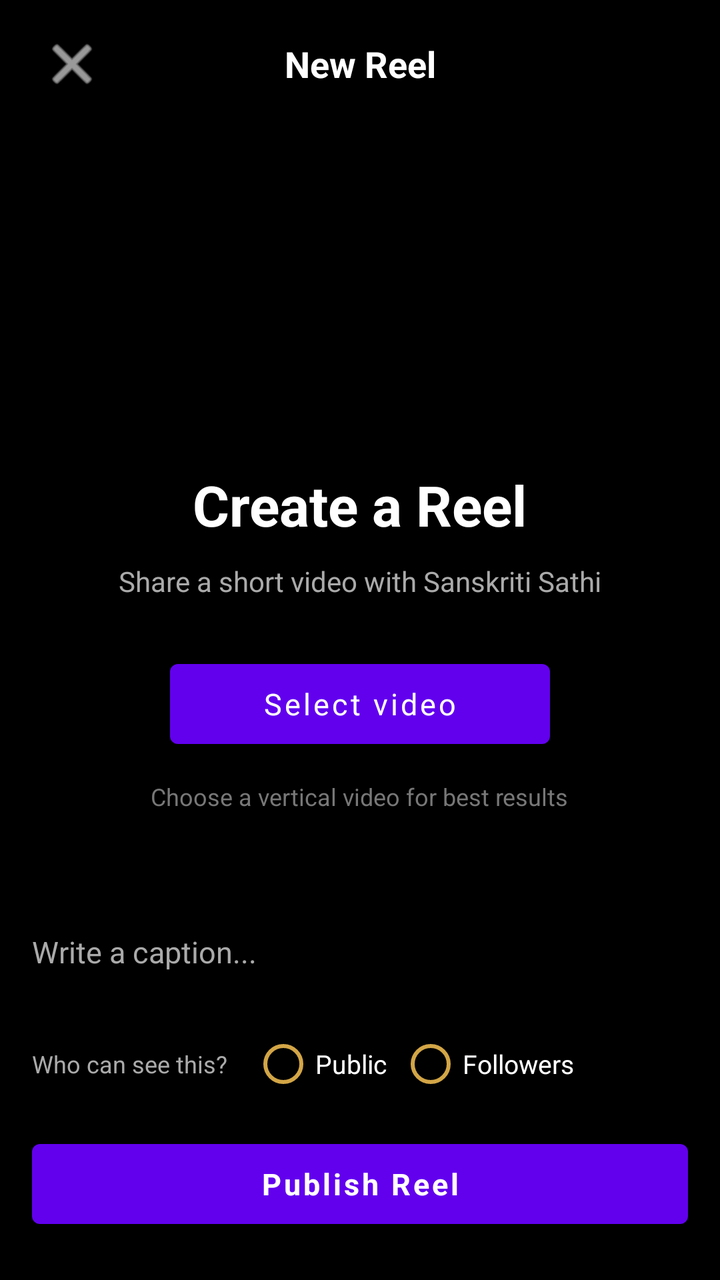
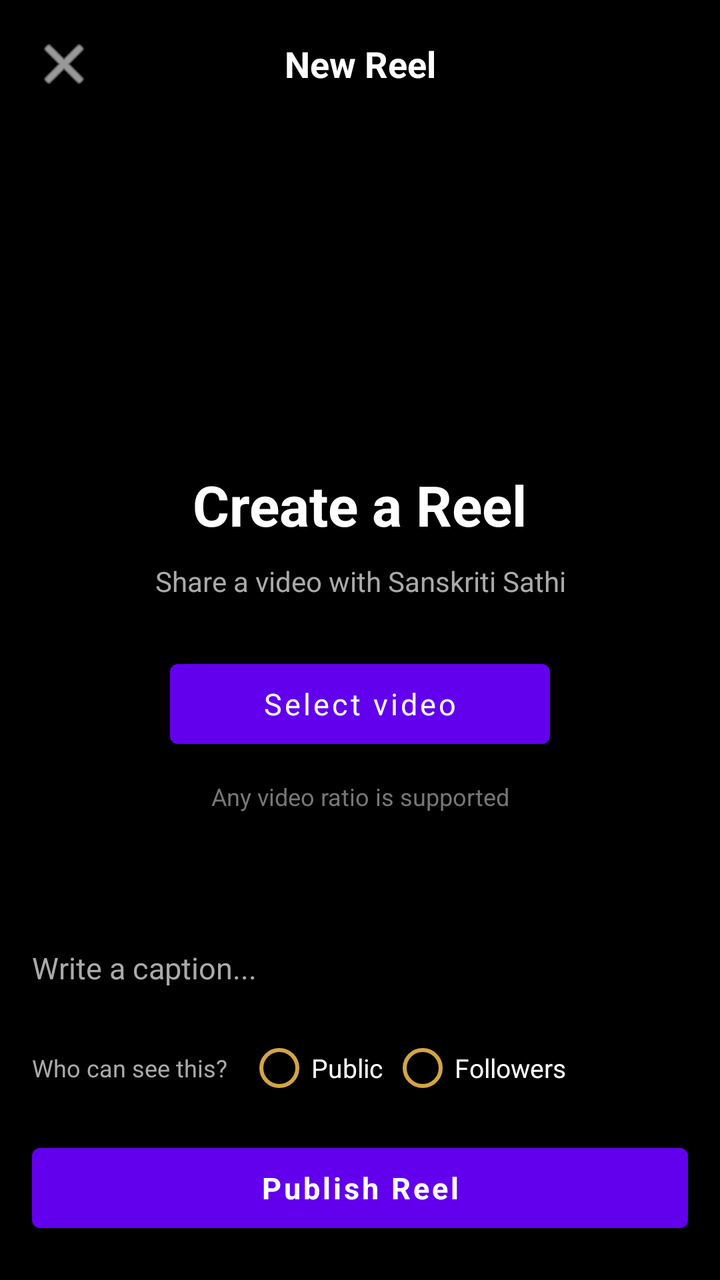

Compare the two renders of this Android layout. The source of the first and the diff that turns it into the second are given below.
<!-- AndroidManifest.xml: application theme Theme.SanskritiSathi -->
<!-- res/layout/activity_reel_upload.xml -->
<?xml version="1.0" encoding="utf-8"?>
<FrameLayout
    xmlns:android="http://schemas.android.com/apk/res/android"
    xmlns:app="http://schemas.android.com/apk/res-auto"
    android:layout_width="match_parent"
    android:layout_height="match_parent"
    android:background="#000000">

    
    
    

    <VideoView
        android:id="@+id/videoPreview"
        android:layout_width="match_parent"
        android:layout_height="match_parent"
        android:layout_gravity="center"
        android:background="#000000"
        android:visibility="gone"/>


    
    
    

    <LinearLayout
        android:id="@+id/emptyPreview"
        android:layout_width="match_parent"
        android:layout_height="match_parent"
        android:orientation="vertical"
        android:gravity="center"
        android:padding="32dp">

        <TextView
            android:layout_width="wrap_content"
            android:layout_height="wrap_content"
            android:text="Create a Reel"
            android:textColor="#FFFFFF"
            android:textSize="28sp"
            android:textStyle="bold"/>

        <TextView
            android:layout_width="wrap_content"
            android:layout_height="wrap_content"
            android:layout_marginTop="10dp"
            android:text="Share a short video with Sanskriti Sathi"
            android:textColor="#AAAAAA"
            android:textSize="14sp"/>

        <Button
            android:id="@+id/selectVideoButton"
            android:layout_width="wrap_content"
            android:layout_height="52dp"
            android:layout_marginTop="26dp"
            android:minWidth="190dp"
            android:text="Select video"
            android:textAllCaps="false"
            android:textSize="15sp"/>

        <TextView
            android:id="@+id/selectedVideoHint"
            android:layout_width="wrap_content"
            android:layout_height="wrap_content"
            android:layout_marginTop="12dp"
            android:text="Choose a vertical video for best results"
            android:textColor="#777777"
            android:textSize="12sp"/>

    </LinearLayout>


    
    
    

    <LinearLayout
        android:layout_width="match_parent"
        android:layout_height="64dp"
        android:orientation="horizontal"
        android:gravity="center_vertical"
        android:paddingStart="12dp"
        android:paddingEnd="12dp"
        android:background="#55000000">

        <ImageButton
            android:id="@+id/closeButton"
            android:layout_width="48dp"
            android:layout_height="48dp"
            android:background="@android:color/transparent"
            android:contentDescription="Close"
            android:src="@android:drawable/ic_menu_close_clear_cancel"
            android:tint="#FFFFFF"/>

        <TextView
            android:layout_width="0dp"
            android:layout_height="wrap_content"
            android:layout_weight="1"
            android:gravity="center"
            android:text="New Reel"
            android:textColor="#FFFFFF"
            android:textSize="18sp"
            android:textStyle="bold"/>

        <View
            android:layout_width="48dp"
            android:layout_height="48dp"/>

    </LinearLayout>


    
    
    

    <TextView
        android:id="@+id/videoNameText"
        android:layout_width="wrap_content"
        android:layout_height="wrap_content"
        android:layout_gravity="top|center_horizontal"
        android:layout_marginTop="72dp"
        android:background="#66000000"
        android:paddingStart="14dp"
        android:paddingTop="7dp"
        android:paddingEnd="14dp"
        android:paddingBottom="7dp"
        android:text="Video selected ✓"
        android:textColor="#FFFFFF"
        android:textSize="12sp"
        android:visibility="gone"/>


    
    
    

    <LinearLayout
        android:id="@+id/bottomPanel"
        android:layout_width="match_parent"
        android:layout_height="wrap_content"
        android:layout_gravity="bottom"
        android:orientation="vertical"
        android:paddingStart="16dp"
        android:paddingTop="20dp"
        android:paddingEnd="16dp"
        android:paddingBottom="22dp"
        android:background="#DD000000">

        

        <EditText
            android:id="@+id/captionInput"
            android:layout_width="match_parent"
            android:layout_height="52dp"
            android:background="@android:color/transparent"
            android:hint="Write a caption..."
            android:inputType="textCapSentences|textMultiLine"
            android:maxLength="1000"
            android:maxLines="3"
            android:padding="0dp"
            android:textColor="#FFFFFF"
            android:textColorHint="#AAAAAA"
            android:textSize="15sp"/>


        

        <LinearLayout
            android:layout_width="match_parent"
            android:layout_height="48dp"
            android:layout_marginTop="6dp"
            android:orientation="horizontal"
            android:gravity="center_vertical">

            <TextView
                android:layout_width="wrap_content"
                android:layout_height="wrap_content"
                android:text="Who can see this?"
                android:textColor="#AAAAAA"
                android:textSize="12sp"/>

            <RadioButton
                android:id="@+id/publicRadio"
                android:layout_width="wrap_content"
                android:layout_height="wrap_content"
                android:layout_marginStart="12dp"
                android:buttonTint="#D2A546"
                android:text="Public"
                android:textColor="#FFFFFF"
                android:textSize="13sp"/>

            <RadioButton
                android:id="@+id/followersRadio"
                android:layout_width="wrap_content"
                android:layout_height="wrap_content"
                android:layout_marginStart="6dp"
                android:buttonTint="#D2A546"
                android:text="Followers"
                android:textColor="#FFFFFF"
                android:textSize="13sp"/>

        </LinearLayout>


        

        <ProgressBar
            android:id="@+id/uploadProgress"
            style="?android:attr/progressBarStyleHorizontal"
            android:layout_width="match_parent"
            android:layout_height="4dp"
            android:layout_marginTop="5dp"
            android:max="100"
            android:progress="0"
            android:visibility="gone"/>


        

        <TextView
            android:id="@+id/uploadStatusText"
            android:layout_width="match_parent"
            android:layout_height="wrap_content"
            android:layout_marginTop="7dp"
            android:gravity="center"
            android:text="Uploading..."
            android:textColor="#D2A546"
            android:textSize="12sp"
            android:visibility="gone"/>


        

        <Button
            android:id="@+id/publishButton"
            android:layout_width="match_parent"
            android:layout_height="52dp"
            android:layout_marginTop="10dp"
            android:text="Publish Reel"
            android:textAllCaps="false"
            android:textSize="15sp"
            android:textStyle="bold"/>

    </LinearLayout>

</FrameLayout>
<!-- resources referenced by this layout -->
<resources>
  <style name="Theme.SanskritiSathi" parent="Theme.MaterialComponents.DayNight.NoActionBar">
  
          <item name="android:fontFamily">sans-serif</item>
  
          
          <item name="android:statusBarColor">#0F111A</item>
          <item name="android:windowLightStatusBar">false</item>
  
          <item name="android:navigationBarColor">#1A1D2B</item>
          <item name="android:windowLightNavigationBar">false</item>
  
          <item name="android:windowActionModeOverlay">true</item>
          <item name="android:windowNoTitle">true</item>
  
          <item name="android:windowBackground">#0F111A</item>
  
          <item name="android:textColorPrimary">#FFFFFF</item>
          <item name="android:textColorSecondary">#A0A5B5</item>
  
      </style>
</resources>

<!-- the commit's change to res/layout/activity_reel_upload.xml (unified diff, before → after) -->
@@ -1,7 +1,6 @@
 <?xml version="1.0" encoding="utf-8"?>
 <FrameLayout
     xmlns:android="http://schemas.android.com/apk/res/android"
-    xmlns:app="http://schemas.android.com/apk/res-auto"
     android:layout_width="match_parent"
     android:layout_height="match_parent"
     android:background="#000000">
@@ -10,61 +9,89 @@
     
     
 
-    <VideoView
-        android:id="@+id/videoPreview"
-        android:layout_width="match_parent"
-        android:layout_height="match_parent"
-        android:layout_gravity="center"
-        android:background="#000000"
-        android:visibility="gone"/>
-
-
-    
-    
-    
-
     <LinearLayout
-        android:id="@+id/emptyPreview"
         android:layout_width="match_parent"
         android:layout_height="match_parent"
         android:orientation="vertical"
         android:gravity="center"
-        android:padding="32dp">
-
-        <TextView
-            android:layout_width="wrap_content"
-            android:layout_height="wrap_content"
-            android:text="Create a Reel"
-            android:textColor="#FFFFFF"
-            android:textSize="28sp"
-            android:textStyle="bold"/>
-
-        <TextView
-            android:layout_width="wrap_content"
-            android:layout_height="wrap_content"
-            android:layout_marginTop="10dp"
-            android:text="Share a short video with Sanskriti Sathi"
-            android:textColor="#AAAAAA"
-            android:textSize="14sp"/>
-
-        <Button
-            android:id="@+id/selectVideoButton"
-            android:layout_width="wrap_content"
-            android:layout_height="52dp"
-            android:layout_marginTop="26dp"
-            android:minWidth="190dp"
-            android:text="Select video"
-            android:textAllCaps="false"
-            android:textSize="15sp"/>
-
-        <TextView
-            android:id="@+id/selectedVideoHint"
-            android:layout_width="wrap_content"
-            android:layout_height="wrap_content"
-            android:layout_marginTop="12dp"
-            android:text="Choose a vertical video for best results"
-            android:textColor="#777777"
-            android:textSize="12sp"/>
+        android:background="#000000">
+
+        
+
+        <FrameLayout
+            android:id="@+id/videoContainer"
+            android:layout_width="match_parent"
+            android:layout_height="0dp"
+            android:layout_weight="1"
+            android:layout_gravity="center"
+            android:background="#000000">
+
+            
+            
+            
+
+            <VideoView
+                android:id="@+id/videoPreview"
+                android:layout_width="match_parent"
+                android:layout_height="match_parent"
+                android:layout_gravity="center"
+                android:background="#000000"
+                android:visibility="gone"/>
+
+
+            
+            
+            
+
+            <LinearLayout
+                android:id="@+id/emptyPreview"
+                android:layout_width="match_parent"
+                android:layout_height="match_parent"
+                android:orientation="vertical"
+                android:gravity="center"
+                android:padding="28dp"
+                android:background="#000000">
+
+                <TextView
+                    android:layout_width="wrap_content"
+                    android:layout_height="wrap_content"
+                    android:text="Create a Reel"
+                    android:textColor="#FFFFFF"
+                    android:textSize="28sp"
+                    android:textStyle="bold"/>
+
+                <TextView
+                    android:layout_width="wrap_content"
+                    android:layout_height="wrap_content"
+                    android:layout_marginTop="10dp"
+                    android:gravity="center"
+                    android:text="Share a video with Sanskriti Sathi"
+                    android:textColor="#AAAAAA"
+                    android:textSize="14sp"/>
+
+                <Button
+                    android:id="@+id/selectVideoButton"
+                    android:layout_width="wrap_content"
+                    android:layout_height="52dp"
+                    android:layout_marginTop="26dp"
+                    android:minWidth="190dp"
+                    android:text="Select video"
+                    android:textAllCaps="false"
+                    android:textSize="15sp"/>
+
+                <TextView
+                    android:id="@+id/selectedVideoHint"
+                    android:layout_width="wrap_content"
+                    android:layout_height="wrap_content"
+                    android:layout_marginTop="12dp"
+                    android:gravity="center"
+                    android:text="Any video ratio is supported"
+                    android:textColor="#777777"
+                    android:textSize="12sp"/>
+
+            </LinearLayout>
+
+        </FrameLayout>
 
     </LinearLayout>
 
@@ -76,11 +103,12 @@
     <LinearLayout
         android:layout_width="match_parent"
         android:layout_height="64dp"
+        android:layout_gravity="top"
         android:orientation="horizontal"
         android:gravity="center_vertical"
-        android:paddingStart="12dp"
-        android:paddingEnd="12dp"
-        android:background="#55000000">
+        android:paddingStart="8dp"
+        android:paddingEnd="8dp"
+        android:background="#66000000">
 
         <ImageButton
             android:id="@+id/closeButton"
@@ -140,11 +168,13 @@
         android:layout_gravity="bottom"
         android:orientation="vertical"
         android:paddingStart="16dp"
-        android:paddingTop="20dp"
+        android:paddingTop="18dp"
         android:paddingEnd="16dp"
-        android:paddingBottom="22dp"
-        android:background="#DD000000">
-
+        android:paddingBottom="20dp"
+        android:background="#E6000000">
+
+        
+        
         
 
         <EditText
@@ -163,11 +193,12 @@
 
 
         
+        
+        
 
         <LinearLayout
             android:layout_width="match_parent"
             android:layout_height="48dp"
-            android:layout_marginTop="6dp"
             android:orientation="horizontal"
             android:gravity="center_vertical">
 
@@ -182,7 +213,7 @@
                 android:id="@+id/publicRadio"
                 android:layout_width="wrap_content"
                 android:layout_height="wrap_content"
-                android:layout_marginStart="12dp"
+                android:layout_marginStart="10dp"
                 android:buttonTint="#D2A546"
                 android:text="Public"
                 android:textColor="#FFFFFF"
@@ -192,7 +223,7 @@
                 android:id="@+id/followersRadio"
                 android:layout_width="wrap_content"
                 android:layout_height="wrap_content"
-                android:layout_marginStart="6dp"
+                android:layout_marginStart="4dp"
                 android:buttonTint="#D2A546"
                 android:text="Followers"
                 android:textColor="#FFFFFF"
@@ -202,18 +233,22 @@
 
 
         
+        
+        
 
         <ProgressBar
             android:id="@+id/uploadProgress"
             style="?android:attr/progressBarStyleHorizontal"
             android:layout_width="match_parent"
             android:layout_height="4dp"
-            android:layout_marginTop="5dp"
+            android:layout_marginTop="4dp"
             android:max="100"
             android:progress="0"
             android:visibility="gone"/>
 
 
+        
+        
         
 
         <TextView
@@ -229,6 +264,8 @@
 
 
         
+        
+        
 
         <Button
             android:id="@+id/publishButton"
